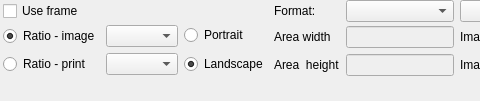
First picture: the form in src/gui/forms/toolbar_imagegroup.ui, repository open-scan-crew/OpenScanTools, before the edit; both pictures show x 0 to 480 and y 0 to 101 of the 897 by 101 pixel window.
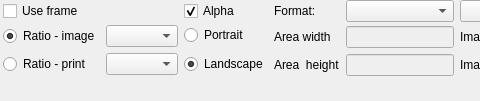
Second picture: the form after the edit. Icons and pictures are not drawn.

Commit message: Add alpha toggle for image exports

```diff
--- a/src/gui/forms/toolbar_imagegroup.ui
+++ b/src/gui/forms/toolbar_imagegroup.ui
@@ -146,6 +146,19 @@
      </layout>
     </widget>
    </item>
+   <item row="0" column="3">
+    <widget class="QCheckBox" name="checkBox_alphaImage">
+     <property name="toolTip">
+      <string>Activates the alpha channel on png and tiff formats.</string>
+     </property>
+     <property name="text">
+      <string>Alpha</string>
+     </property>
+     <property name="checked">
+      <bool>true</bool>
+     </property>
+    </widget>
+   </item>
    <item row="1" column="11">
     <widget class="QLabel" name="label_scale">
      <property name="text">
```
Left out of the diff: 1 changed line with no effect on the pictures. Lines whose indentation alone changed are shown as unchanged. The commit also changes 13 other files.
